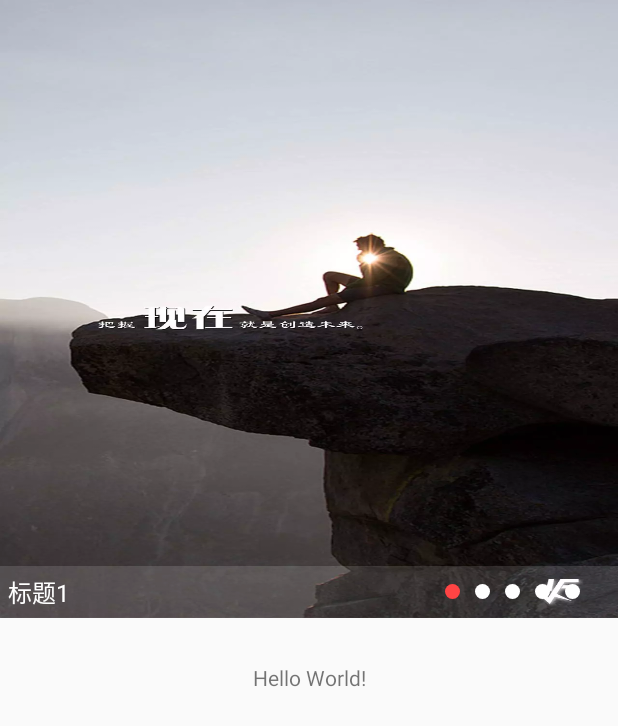
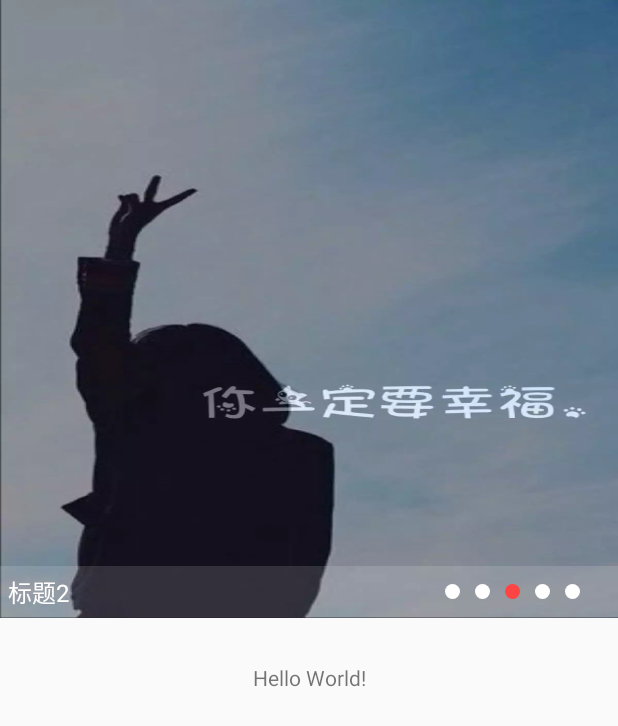
Before and after one commit to smaboy/InifiniteCycleAd, an Android app: the screen it shows after launch (MainActivity), on a phone screen of 412 x 824 dp. Shown: the top 726 px of the screen. Run offline under Robolectric (Android 15) with nearby library versions, the light colour scheme and no system bars.

Commit message:
完成红点指示器随轮播图改变而改变

```diff
--- a/app/src/main/java/com/example/smaboy/app/MainActivity.java
+++ b/app/src/main/java/com/example/smaboy/app/MainActivity.java
@@ -54,17 +54,16 @@ public class MainActivity extends AppCompatActivity {
         data.add(R.drawable.t05);
 
         //设置数据
-        viewpager.setAdapter(new InfiniteCycleAdapter(this,data));
+        viewpager.setAdapter(new InfiniteCycleAdapter(this,data,viewpager));
 
         //设置viewpager滚动循环
-        viewpager.startScroll(5000);
+        viewpager.startScroll(3000);
+
 
 
     }
 
 
-    public void startScroll(int position,ViewPager viewPager){
-        viewPager.setCurrentItem(position,true);
 
-    }
+
 }
--- a/app/src/main/java/com/example/smaboy/app/adapter/InfiniteCycleAdapter.java
+++ b/app/src/main/java/com/example/smaboy/app/adapter/InfiniteCycleAdapter.java
@@ -7,6 +7,7 @@ import android.os.Build;
 import android.support.annotation.NonNull;
 import android.support.annotation.RequiresApi;
 import android.support.v4.view.PagerAdapter;
+import android.support.v4.view.ViewPager;
 import android.view.Gravity;
 import android.view.LayoutInflater;
 import android.view.View;
@@ -30,11 +31,15 @@ public class InfiniteCycleAdapter extends PagerAdapter {
 
     private Context mContext;
     private ArrayList<Integer> mData;
+    private ViewPager mViewPager;
 
 
-    public InfiniteCycleAdapter(Context context, ArrayList<Integer> data) {
+    public InfiniteCycleAdapter(Context context, ArrayList<Integer> data, ViewPager viewPager) {
         mContext = context;
         mData = data;
+        mViewPager = viewPager;
+
+
     }
 
     @Override
@@ -51,22 +56,72 @@ public class InfiniteCycleAdapter extends PagerAdapter {
 
     @RequiresApi(api = Build.VERSION_CODES.LOLLIPOP)
     @NonNull
-    public Object instantiateItem(@NonNull ViewGroup container, int position) {
-//        ImageView iv = new ImageView(mContext);
-//        iv.setImageResource(mData.get(position%mData.size()));
-//        iv.setScaleType(ImageView.ScaleType.FIT_XY);
+    public Object instantiateItem(@NonNull ViewGroup container,  int position) {
 
+        //设置布局，并初始化
         View view = LayoutInflater.from(mContext).inflate(R.layout.infinite_cycle_viewpager_item, null);
         ImageView iv = view.findViewById(R.id.iv);
         TextView tv_title = view.findViewById(R.id.tv_title);
-        LinearLayout ll_dot_title = view.findViewById(R.id.ll_dot_title);
+        final LinearLayout ll_dot_title = view.findViewById(R.id.ll_dot_title);
         LinearLayout ll_dot = view.findViewById(R.id.ll_dot);
 
+        //确定位置
+        int cur=position%mData.size();
+
+        //设置数据
+        iv.setImageResource(mData.get(cur));
+        tv_title.setText("标题"+cur);
+
+        //初始化指示器
+        setRedDot(ll_dot_title,0);
+
+        //设置页面改变监听
+        mViewPager.addOnPageChangeListener(new ViewPager.OnPageChangeListener() {
+            @Override
+            public void onPageScrolled(int i, float v, int i1) {
+
+            }
+
+            @Override
+            public void onPageSelected(int positon) {
+                int temp = positon % mData.size();
+                for (int i = 0; i < mData.size(); i++) {
+                    TextView view= (TextView) ll_dot_title.getChildAt(i);
+                    view.setBackground(mContext.getResources().getDrawable(R.drawable.white_dot));
+                    if (temp == i) {
+                        view.setBackground(mContext.getResources().getDrawable(R.drawable.red_dot));
+                    }
+
+                }
+            }
+
+            @Override
+            public void onPageScrollStateChanged(int i) {
+
+            }
+        });
 
 
-        //设置数据
-        iv.setImageResource(mData.get(position%mData.size()));
-        tv_title.setText("标题"+position%mData.size());
+        //设置布局的显示
+        ll_dot_title.setVisibility(View.VISIBLE);
+        ll_dot.setVisibility(View.GONE);
+
+        //将view加入集合
+        container.addView(view);
+
+        return view;
+    }
+
+    /**
+     * 设置小红点指示器
+     *
+     * @param ll_dot_title  容器
+     *
+     *  @param redPosition  红点位置
+     *
+     */
+    private void setRedDot(LinearLayout ll_dot_title,int redPosition) {
+
         for(int i = 0; i < mData.size(); i++) {
             TextView textView = new TextView(mContext);
             LinearLayout.LayoutParams layoutParams = new LinearLayout.LayoutParams(dp2px(10),dp2px(10));
@@ -74,21 +129,17 @@ public class InfiniteCycleAdapter extends PagerAdapter {
             textView.setLayoutParams(layoutParams);
             textView.setGravity(Gravity.CENTER);
 
-//            textView.setLayoutParams(new LinearLayout.LayoutParams(dp2px(10),dp2px(10)));
+            //这边我们需要对小红点进行背景颜色的处理
 
-            if(i!=0) {
-                textView.setBackground(mContext.getDrawable(R.drawable.white_dot));
+
+            if(i==redPosition) {
+                textView.setBackground(mContext.getResources().getDrawable(R.drawable.red_dot));
             }else {
-                textView.setBackground(mContext.getDrawable(R.drawable.red_dot));
+                textView.setBackground(mContext.getResources().getDrawable(R.drawable.white_dot));
             }
 
             ll_dot_title.addView(textView);
         }
-        ll_dot_title.setVisibility(View.VISIBLE);
-        ll_dot.setVisibility(View.GONE);
-
-        container.addView(view);
-        return view;
     }
 
     @Override
```
Also changed, not shown: app/src/main/java/com/example/smaboy/app/view/InfiniteCycleViewPager.java (+38 -1 lines).
